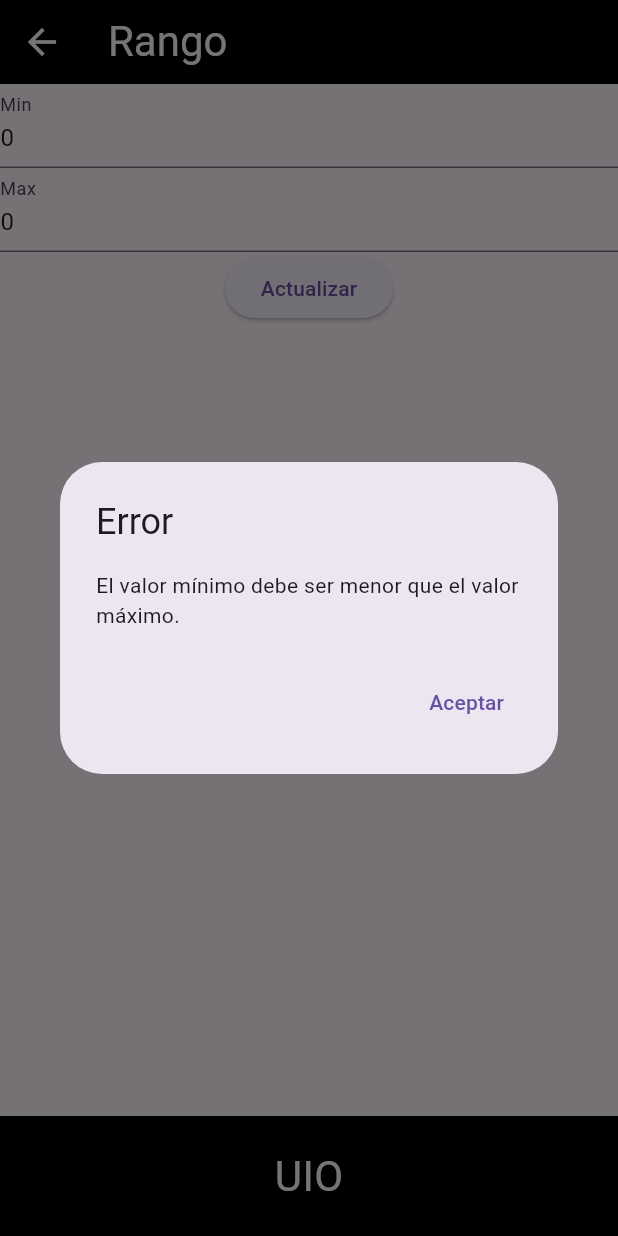
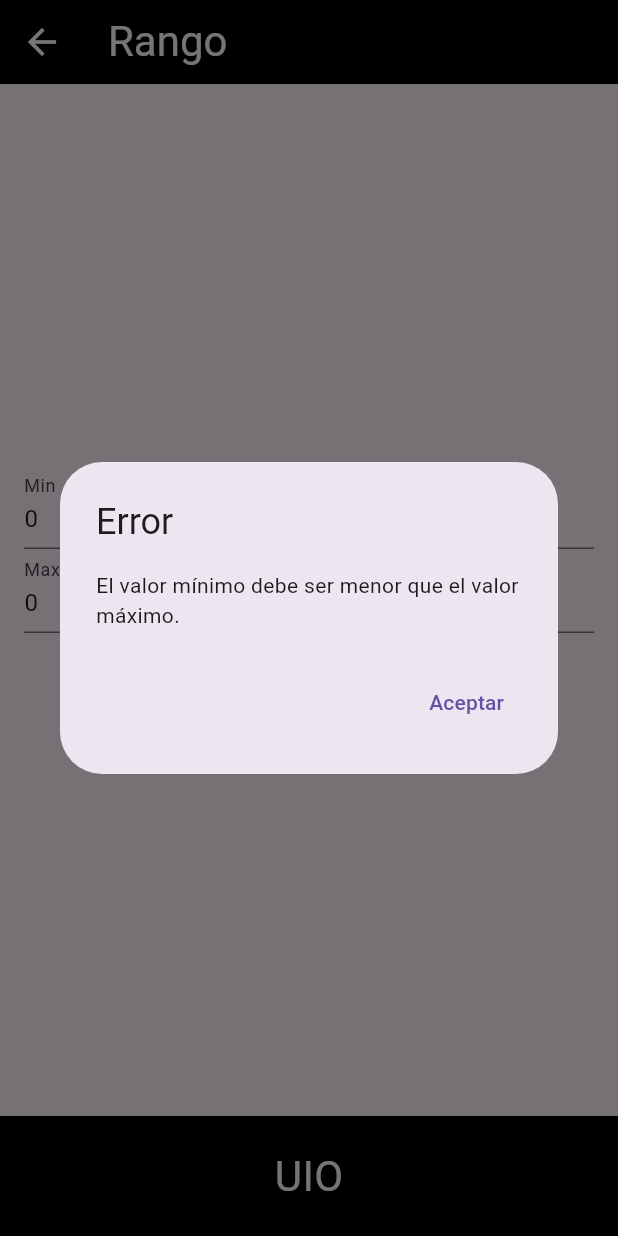
Before and after one commit to giohgav/UIO, a Flutter app: the Rango screen opened directly, after a tap on "Actualizar", on a phone screen of 412 x 824 dp. Run offline on Flutter 3.47's test engine with Material 3 defaults, Android fonts, the phone set to English and light mode, and no system bars; our stand-ins replace date_format, flutter_local_notifications, sqflite, syncfusion_flutter_gauges; accounts and stored records are empty.

```diff
--- a/lib/rango.dart
+++ b/lib/rango.dart
@@ -1,4 +1,4 @@
-import 'package:flutter/material.dart';
+/* import 'package:flutter/material.dart';
 import 'db.dart'; // Importa el archivo db.dart
 
 void main() {
@@ -126,4 +126,137 @@ class _RangoState extends State<Rango> {
       ),
     );
   }
+} */
+
+import 'package:flutter/material.dart';
+import 'db.dart'; // Importa el archivo db.dart
+
+void main() {
+  runApp(MaterialApp(
+    home: Rango(),
+  ));
 }
+
+class Rango extends StatefulWidget {
+  @override
+  _RangoState createState() => _RangoState();
+}
+
+class _RangoState extends State<Rango> {
+  TextEditingController minController = TextEditingController();
+  TextEditingController maxController = TextEditingController();
+
+  @override
+  void initState() {
+    super.initState();
+    _obtenerMinMax(); // Llama a la función para obtener min y max al iniciar
+  }
+
+  Future<void> _obtenerMinMax() async {
+    await ejecutarConsulta('SELECT min, max FROM sensor'); // Ejecuta la consulta
+    if (resultadosGlobales.isNotEmpty) {
+      setState(() {
+        minController.text = resultadosGlobales[0]['min'].toString();
+        maxController.text = resultadosGlobales[0]['max'].toString();
+      });
+    }
+  }
+
+  @override
+  Widget build(BuildContext pantalla) {
+    return Scaffold(
+      appBar: AppBar(
+        backgroundColor: Colors.black,
+        title: Text(
+          'Rango',
+          style: TextStyle(fontSize: 28, color: Colors.white),
+        ),
+        leading: IconButton(
+          icon: Icon(Icons.arrow_back, color: Colors.white, size: 28),
+          onPressed: () {
+            Navigator.of(pantalla).pop();
+          },
+        ),
+      ),
+      body: Padding(
+        padding: EdgeInsets.all(16.0),
+        child: Column(
+          mainAxisAlignment: MainAxisAlignment.center,
+          children: [
+            TextField(
+              controller: minController,
+              keyboardType: TextInputType.number,
+              decoration: InputDecoration(
+                labelText: 'Min',
+              ),
+            ),
+            TextField(
+              controller: maxController,
+              keyboardType: TextInputType.number,
+              decoration: InputDecoration(
+                labelText: 'Max',
+              ),
+            ),
+            SizedBox(height: 20),
+            ElevatedButton(
+              onPressed: () async {
+                double min = double.parse(minController.text);
+                double max = double.parse(maxController.text);
+                if (min >= max) {
+                  // Valida que min < max
+                  showDialog(
+                    context: context,
+                    builder: (_) => AlertDialog(
+                      title: Text('Error'),
+                      content: Text('El valor mínimo debe ser menor que el valor máximo.'),
+                      actions: [
+                        TextButton(
+                          onPressed: () {
+                            Navigator.of(context).pop();
+                          },
+                          child: Text('Aceptar'),
+                        ),
+                      ],
+                    ),
+                  );
+                } else {
+                  await ejecutarConsulta('UPDATE sensor SET min = "$min", max = "$max"');
+                  // Verifica si la actualización fue exitosa
+                  if (resultadosGlobales.isNotEmpty) {
+                    showDialog(
+                      context: context,
+                      builder: (_) => AlertDialog(
+                        title: Text('Éxito'),
+                        content: Text('Valores actualizados correctamente.'),
+                        actions: [
+                          TextButton(
+                            onPressed: () {
+                              Navigator.of(context).pop();
+                            },
+                            child: Text('Aceptar'),
+                          ),
+                        ],
+                      ),
+                    );
+                  }
+                }
+              },
+              child: Text('Actualizar'),
+            ),
+          ],
+        ),
+      ),
+      bottomNavigationBar: BottomAppBar(
+        color: Colors.black,
+        child: Container(
+          child: Center(
+            child: Text(
+              'UIO',
+              style: TextStyle(fontSize: 28, color: Colors.white),
+            ),
+          ),
+        ),
+      ),
+    );
+  }
+}
--- a/pubspec.yaml
+++ b/pubspec.yaml
@@ -39,6 +39,7 @@ dependencies:
   sqflite: ^2.3.2
   path: ^1.8.3
   syncfusion_flutter_gauges: ^25.1.40
+  flutter_local_notifications: ^17.1.0
 
 dev_dependencies:
   flutter_test:
```
Also changed, not shown: lib/alerts.dart (added, +205 -0 lines), lib/main.dart (+4 -5 lines), lib/menu.dart (+6 -2 lines), lib/random.dart (+34 -1 lines), pubspec.lock, 14 other files.
